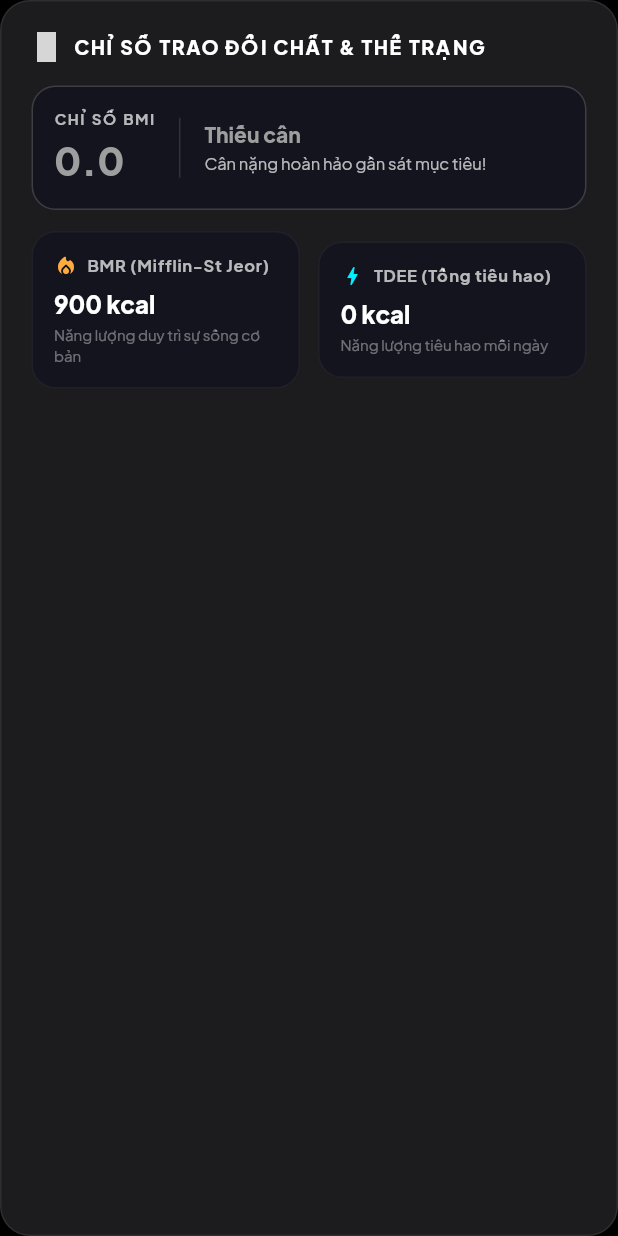
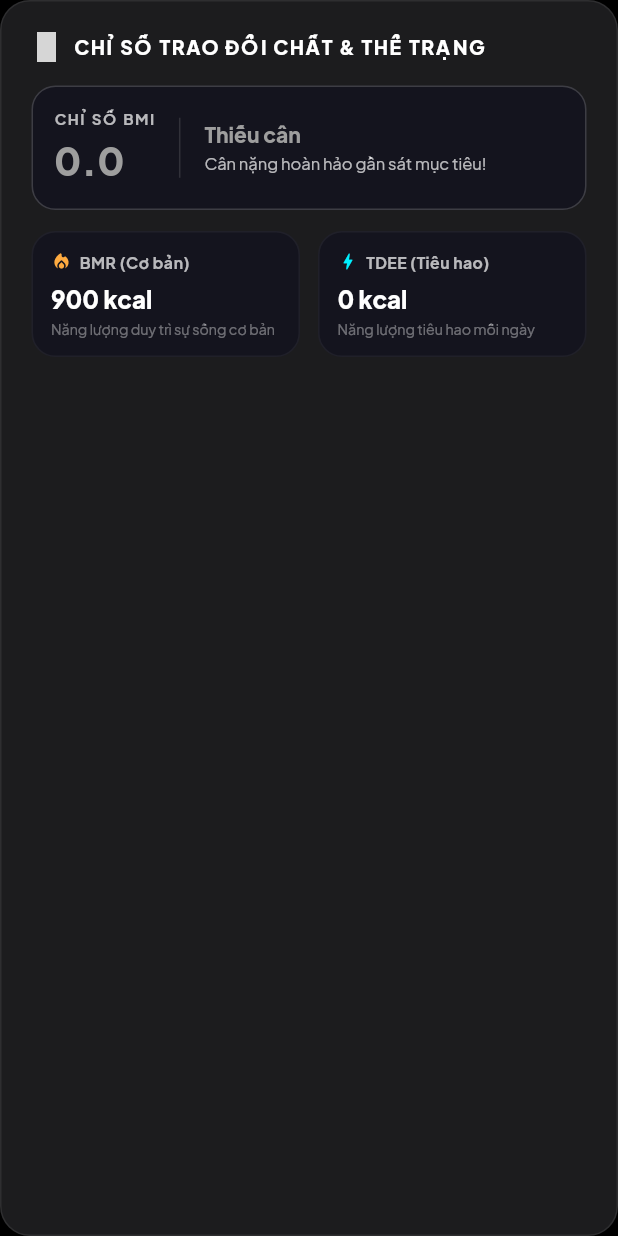
Before and after one commit to NHH-031/fitness_app, a Flutter app: the ProfileBiometricsCard widget shown alone on an empty page, opened directly with empty values, on a phone screen of 412 x 824 dp. Run offline on Flutter 3.47's test engine with Material 3 defaults, Android fonts, the phone set to English and light mode, and no system bars; our stand-ins replace cloud_firestore, figma_squircle, firebase_auth, firebase_core, fl_chart, flutter_local_notifications and 11 more; accounts and stored records are empty; grey boxes are pictures that could not be loaded.

Commit message:
fix(profile): khac phuc loi tran vien BMR va TDEE tren the the trang

```diff
--- a/assets/i18n/en.json
+++ b/assets/i18n/en.json
@@ -336,9 +336,9 @@
   "goal_tag": "GOAL: {goal}",
   "biometrics_card_title": "METABOLISM & BODY COMPOSITION",
   "bmi_title": "BMI SCORE",
-  "bmr_title": "BMR (Mifflin-St Jeor)",
+  "bmr_title": "BMR (Basal)",
   "bmr_sub": "Basal energy for vital functions",
-  "tdee_title": "TDEE (Total Expenditure)",
+  "tdee_title": "TDEE (Total)",
   "tdee_sub": "Total daily energy burnt",
   "weight_diff_perfect": "Perfect bodyweight close to target goal!",
   "weight_diff_lose": "Need to lose {amount} kg to reach target.",
--- a/assets/i18n/vi.json
+++ b/assets/i18n/vi.json
@@ -336,9 +336,9 @@
   "goal_tag": "MỤC TIÊU: {goal}",
   "biometrics_card_title": "CHỈ SỐ TRAO ĐỔI CHẤT & THỂ TRẠNG",
   "bmi_title": "CHỈ SỐ BMI",
-  "bmr_title": "BMR (Mifflin-St Jeor)",
+  "bmr_title": "BMR (Cơ bản)",
   "bmr_sub": "Năng lượng duy trì sự sống cơ bản",
-  "tdee_title": "TDEE (Tổng tiêu hao)",
+  "tdee_title": "TDEE (Tiêu hao)",
   "tdee_sub": "Năng lượng tiêu hao mỗi ngày",
   "weight_diff_perfect": "Cân nặng hoàn hảo gần sát mục tiêu!",
   "weight_diff_lose": "Cần giảm thêm {amount} kg để đạt cân nặng đích.",
--- a/lib/screens/profile/profile_biometrics_card.dart
+++ b/lib/screens/profile/profile_biometrics_card.dart
@@ -163,7 +163,7 @@ class ProfileBiometricsCard extends StatelessWidget {
     required Color color,
   }) {
     return Container(
-      padding: const EdgeInsets.all(14),
+      padding: const EdgeInsets.symmetric(horizontal: 12, vertical: 12),
       decoration: BoxDecoration(
         color: const Color(0xFF14141E),
         borderRadius: BorderRadius.circular(16),
@@ -174,15 +174,19 @@ class ProfileBiometricsCard extends StatelessWidget {
         children: [
           Row(
             children: [
-              Icon(icon, color: color, size: 16),
-              const SizedBox(width: 6),
-              Text(
-                label,
-                style: const TextStyle(
-                  fontSize: 11,
-                  fontWeight: FontWeight.bold,
-                  letterSpacing: 0.5,
-                  color: AppColors.textSecondary,
+              Icon(icon, color: color, size: 14),
+              const SizedBox(width: 5),
+              Expanded(
+                child: Text(
+                  label,
+                  maxLines: 1,
+                  overflow: TextOverflow.ellipsis,
+                  style: const TextStyle(
+                    fontSize: 10.5,
+                    fontWeight: FontWeight.bold,
+                    letterSpacing: 0.3,
+                    color: AppColors.textSecondary,
+                  ),
                 ),
               ),
             ],
@@ -190,6 +194,8 @@ class ProfileBiometricsCard extends StatelessWidget {
           const SizedBox(height: 6),
           Text(
             value,
+            maxLines: 1,
+            overflow: TextOverflow.ellipsis,
             style: const TextStyle(
               fontSize: 16,
               fontWeight: FontWeight.w900,
@@ -199,8 +205,11 @@ class ProfileBiometricsCard extends StatelessWidget {
           const SizedBox(height: 2),
           Text(
             subtext,
+            maxLines: 2,
+            overflow: TextOverflow.ellipsis,
             style: const TextStyle(
-              fontSize: 10,
+              fontSize: 9.5,
+              height: 1.25,
               color: Colors.white38,
             ),
           ),
```
